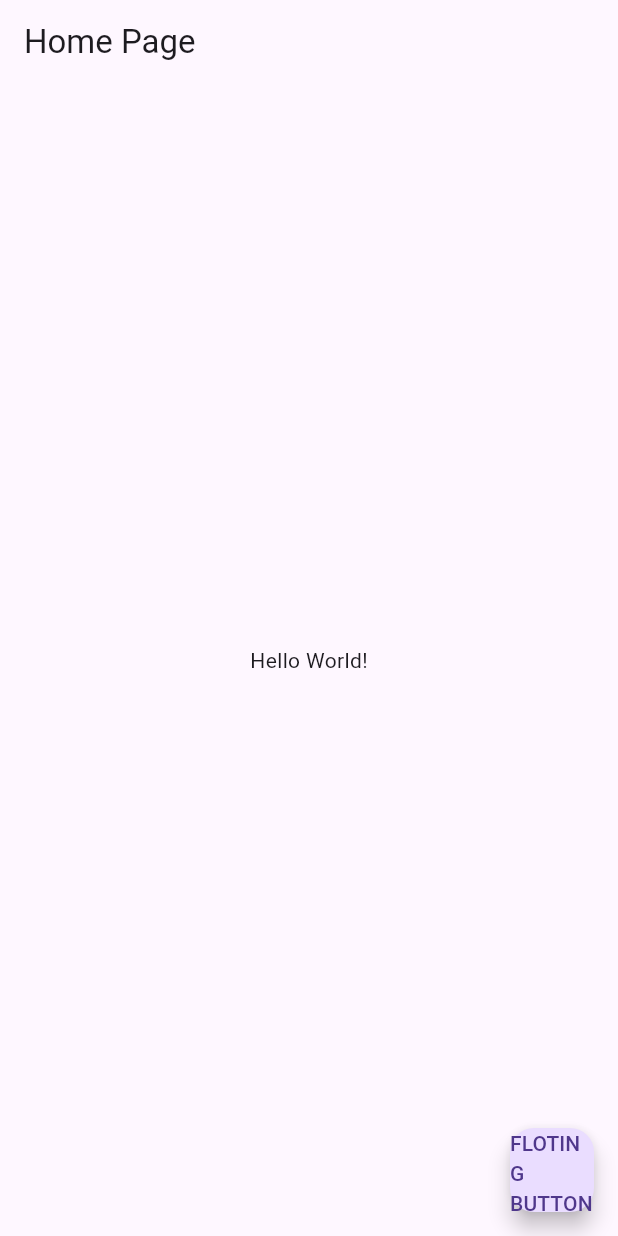
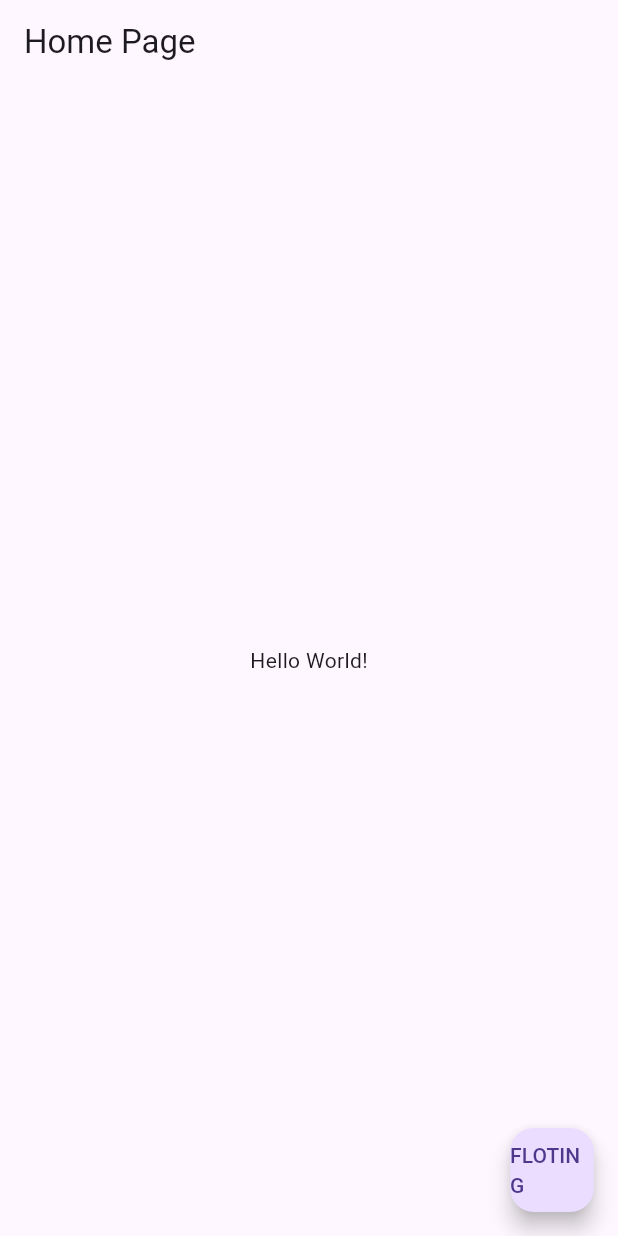
Before and after one commit to Raj2902Patel/git_demo, a Flutter app: the screen it shows after launch, on a phone screen of 412 x 824 dp. Run offline on Flutter 3.47's test engine with Material 3 defaults, Android fonts, the phone set to English and light mode, and no system bars.

Commit message:
created floating action!

```diff
--- a/lib/pages/home_page.dart
+++ b/lib/pages/home_page.dart
@@ -14,7 +14,7 @@ class HomePage extends StatelessWidget {
       ),
       floatingActionButton: FloatingActionButton(
         onPressed: () {},
-        child: Text("FLOTING BUTTON"),
+        child: Text("FLOTING"),
       ),
     );
   }
```
